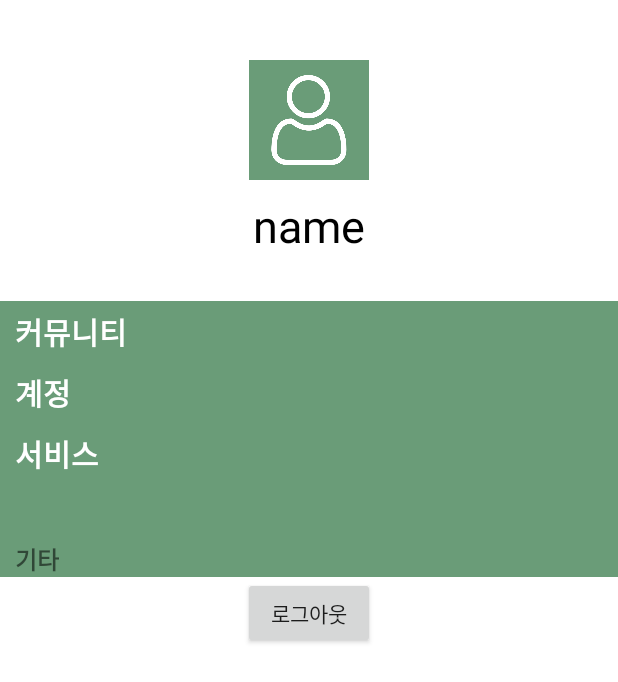
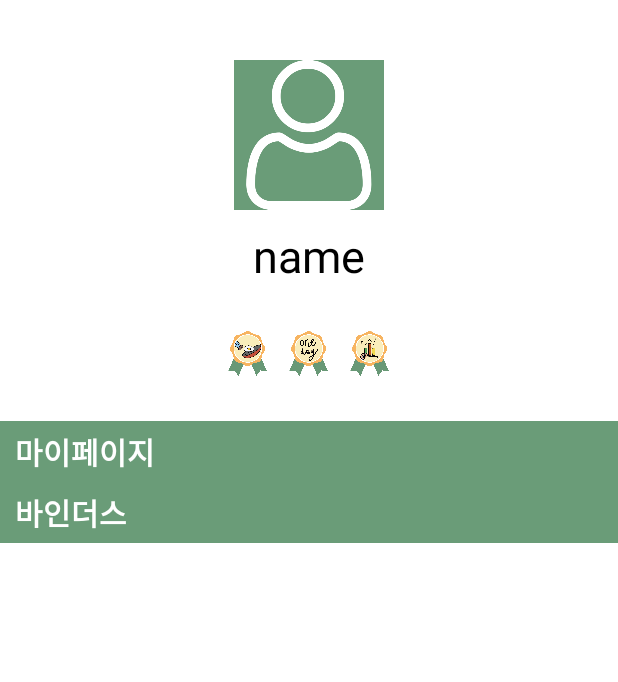
Before and after one commit to Haeseong5/bindus, an Android app: the layout fragment_profile.xml on its own in the app's theme, with its tools: preview values and no code run, on a phone screen of 412 x 824 dp. Shown: the top 682 px of the screen. Run offline under Robolectric (Android 15) with nearby library versions, the phone set to English and light mode, and no system bars.

```diff
--- a/app/src/main/java/com/example/bindus_beta/fragment/FragmentProfile.java
+++ b/app/src/main/java/com/example/bindus_beta/fragment/FragmentProfile.java
@@ -156,7 +156,10 @@ public class FragmentProfile extends Fragment {
     protected void setProfile(){
 //        println("nick:"+globalUser.getNickName());
         tvName.setText(globalUser.getName());
+
         tvHash.setText(globalUser.getStHashTag());
+        Log.d("profile",(globalUser.getStHashTag()));
+
         if(globalUser.getImg()!=null){
             Glide.with(getActivity()).load(globalUser.getImg()).into(ivProfileImage);
             Log.d("profile",globalUser.getImg());
--- a/app/src/main/java/com/example/bindus_beta/helper/MyFirebaseMessagingService.java
+++ b/app/src/main/java/com/example/bindus_beta/helper/MyFirebaseMessagingService.java
@@ -39,7 +39,9 @@ public class MyFirebaseMessagingService extends FirebaseMessagingService {
     @Override
     public void onNewToken(String token) {
         Log.d(TAG, "Refreshed token: " + token);
-        FireBaseApi.setFcmToken(FireBaseApi.firebaseUser.getUid(),token);
+        if(FireBaseApi.firebaseUser != null){
+            FireBaseApi.setFcmToken(FireBaseApi.firebaseUser.getUid(),token);
+        }
     }
 //     [END on_new_token]
     /**
--- a/app/src/main/res/layout-v26/item_detail.xml
+++ b/app/src/main/res/layout-v26/item_detail.xml
@@ -8,7 +8,6 @@
         android:layout_height="300dp"
         android:paddingVertical="15dp"
         android:layout_marginHorizontal="15dp"
-        android:src="@drawable/ic_wine"
         android:scaleType="centerCrop"
 
         android:background="@color/colorMain" />
--- a/app/src/main/res/layout/fragment_profile.xml
+++ b/app/src/main/res/layout/fragment_profile.xml
@@ -25,13 +25,12 @@
                     android:layout_marginVertical="30dp">
                     <ImageView
                         android:id="@+id/profile_image"
-                        android:layout_width="80dp"
-                        android:layout_height="80dp"
+                        android:layout_width="100dp"
+                        android:layout_height="100dp"
                         android:layout_gravity="center"
                         android:layout_marginVertical="10dp"
                         android:scaleType="centerCrop"
-                        android:paddingVertical="10dp"
-                        android:paddingHorizontal="10dp"
+
                         android:background="@color/colorMain"
                         android:src="@drawable/ic_profile"
                         />
@@ -43,6 +42,38 @@
                         android:textSize="30dp"
                         android:textColor="@color/colorBlack"
                         android:text="name" />
+                    <TextView
+                        android:id="@+id/profile_hashtag"
+                        android:layout_width="wrap_content"
+                        android:layout_height="wrap_content"
+                        android:textColor="@color/colorDarkGrey"
+                        android:layout_gravity="center_horizontal"
+                        android:layout_marginHorizontal="10dp"
+                        android:layout_marginVertical="5dp"
+                        android:text=""/>
+                    <LinearLayout
+                        android:id="@+id/profile_badge_layout"
+                        android:layout_width="match_parent"
+                        android:layout_height="wrap_content"
+                        android:orientation="horizontal"
+                        android:paddingHorizontal="10dp"
+                        android:gravity="center">
+                        <ImageView
+                            android:layout_width="30dp"
+                            android:layout_height="30dp"
+                            android:src="@drawable/bg_cook"
+                            android:layout_marginHorizontal="5dp"/>
+                        <ImageView
+                            android:layout_width="30dp"
+                            android:layout_height="30dp"
+                            android:src="@drawable/bg_oneday"
+                            android:layout_marginHorizontal="5dp"/>
+                        <ImageView
+                            android:layout_width="30dp"
+                            android:layout_height="30dp"
+                            android:src="@drawable/bg_presentation"
+                            android:layout_marginHorizontal="5dp"/>
+                    </LinearLayout>
                 </LinearLayout>
 
                 <LinearLayout
@@ -50,7 +81,6 @@
                     android:layout_height="match_parent"
                     android:gravity="center_vertical"
                     android:orientation="vertical">
-
                     <TextView
                         android:id="@+id/profile_school_text"
                         android:layout_width="wrap_content"
@@ -58,7 +88,6 @@
                         android:textSize="20dp"
                         android:text="school" />
                 </LinearLayout>
-
             </LinearLayout>
 
 
@@ -73,7 +102,7 @@
                     <TextView
                         android:layout_width="wrap_content"
                         android:layout_height="wrap_content"
-                        android:text="커뮤니티"
+                        android:text="마이페이지"
                         android:textSize="20dp"
                         android:paddingVertical="5dp"
                         android:textColor="@color/colorWhite"
@@ -87,6 +116,7 @@
                     android:scrollbars="none"
                     android:background="@color/colorWhite">
                 </ListView>
+
                 <LinearLayout
                     android:layout_width="match_parent"
                     android:layout_height="wrap_content"
@@ -94,7 +124,7 @@
                     <TextView
                         android:layout_width="wrap_content"
                         android:layout_height="wrap_content"
-                        android:text="계정"
+                        android:text="바인더스"
                         android:textSize="20dp"
                         android:paddingVertical="5dp"
                         android:textColor="@color/colorWhite"                        android:textStyle="bold"
@@ -108,76 +138,8 @@
                     android:layout_weight="1"
                     android:background="@color/colorWhite">
                 </ListView>
-                <LinearLayout
-                    android:layout_width="match_parent"
-                    android:layout_height="wrap_content"
-                    android:background="@color/colorMain">
-                    <TextView
-                        android:layout_width="wrap_content"
-                        android:layout_height="wrap_content"
-                        android:text="서비스"
-                        android:textSize="20dp"
-                        android:paddingVertical="5dp"
-                        android:textColor="@color/colorWhite"                        android:textStyle="bold"
-                        android:layout_marginLeft="10dp" />
-                </LinearLayout>
-                <ListView
-                    android:id="@+id/profile_listview3"
-                    android:layout_width="match_parent"
-                    android:layout_height="wrap_content"
-                    android:scrollbars="none"
-                    android:layout_weight="1"
-                    android:background="@color/colorWhite">
-                </ListView>
-                <LinearLayout
-                    android:layout_width="match_parent"
-                    android:layout_height="wrap_content"
-                    android:background="@color/colorMain">
 
-                    <TextView
-                        android:layout_width="wrap_content"
-                        android:layout_height="match_parent"
-                        android:layout_marginLeft="10dp"
-                        android:textSize="20dp"
-                        android:paddingVertical="5dp"
-                        android:textColor="@color/colorWhite"
-                        android:textStyle="bold" />
-                </LinearLayout>
-                <ListView
-                    android:id="@+id/profile_listview4"
-                    android:layout_width="match_parent"
-                    android:layout_height="wrap_content"
-                    android:scrollbars="none"
-                    android:layout_weight="1"
-                    android:background="@color/colorWhite">
-                </ListView>
-                <LinearLayout
-                    android:layout_width="match_parent"
-                    android:layout_height="wrap_content"
-                    android:background="@color/colorMain">
-                    <TextView
-                        android:layout_width="wrap_content"
-                        android:layout_height="wrap_content"
-                        android:text="기타"
-                        android:textSize="16dp"
-                        android:textStyle="bold"
-                        android:layout_marginLeft="10dp" />
-                </LinearLayout>
-                <ListView
-                    android:id="@+id/profile_listview5"
-                    android:layout_width="match_parent"
-                    android:layout_height="wrap_content"
-                    android:scrollbars="none"
-                    android:layout_weight="1"
-                    android:background="@color/colorWhite">
-                </ListView>
             </LinearLayout>
-            <Button
-                android:id="@+id/profile_logout_button"
-                android:layout_width="wrap_content"
-                android:layout_height="wrap_content"
-                android:text="로그아웃"
-                android:layout_gravity="center"/>
         </LinearLayout>
     </ScrollView>
 </RelativeLayout>
--- a/app/src/main/res/layout/item_category.xml
+++ b/app/src/main/res/layout/item_category.xml
@@ -2,8 +2,7 @@
 <LinearLayout xmlns:android="http://schemas.android.com/apk/res/android"
     android:orientation="vertical"
     android:layout_width="wrap_content"
-    android:layout_height="wrap_content"
-    android:layout_marginVertical="30dp">
+    android:layout_height="wrap_content">
     <ImageView
         android:layout_width="100dp"
         android:layout_height="100dp"
@@ -15,7 +14,7 @@
         android:layout_width="wrap_content"
         android:layout_height="wrap_content"
         android:layout_gravity="center"
-        android:textSize="20dp"
         android:layout_marginTop="5dp"
+        android:textSize="20sp"
         android:text="category"/>
 </LinearLayout>
--- a/app/src/main/res/layout/item_detail.xml
+++ b/app/src/main/res/layout/item_detail.xml
@@ -1,6 +1,6 @@
 <?xml version="1.0" encoding="utf-8"?>
 <LinearLayout xmlns:android="http://schemas.android.com/apk/res/android"
-    android:orientation="vertical" android:layout_width="wrap_content"
+    android:orientation="vertical" android:layout_width="match_parent"
     android:layout_height="wrap_content">
     <ImageView
         android:id="@+id/item_detail_image"
@@ -8,6 +8,7 @@
         android:layout_height="300dp"
         android:paddingVertical="15dp"
         android:layout_marginHorizontal="15dp"
-        android:background="@color/colorMain"
-        android:src="@color/colorGrey"/>
+        android:scaleType="centerCrop"
+
+        android:background="@color/colorMain" />
 </LinearLayout>
--- a/app/src/main/res/layout/item_moim.xml
+++ b/app/src/main/res/layout/item_moim.xml
@@ -35,10 +35,10 @@
                     android:gravity="center_vertical|left"
                     android:layout_marginTop="5dp"
                     android:layout_width="match_parent"
-                    android:layout_height="40dp"
+                    android:layout_height="wrap_content"
                     android:background="@color/colorMain"
                     android:textColor="@color/colorWhite"
-                    android:text="test\ndddd"
+                    android:layout_marginBottom="5dp"
                     />
             </LinearLayout>
             <LinearLayout
```
Also changed, not shown: app/build.gradle (+7 -7 lines).
